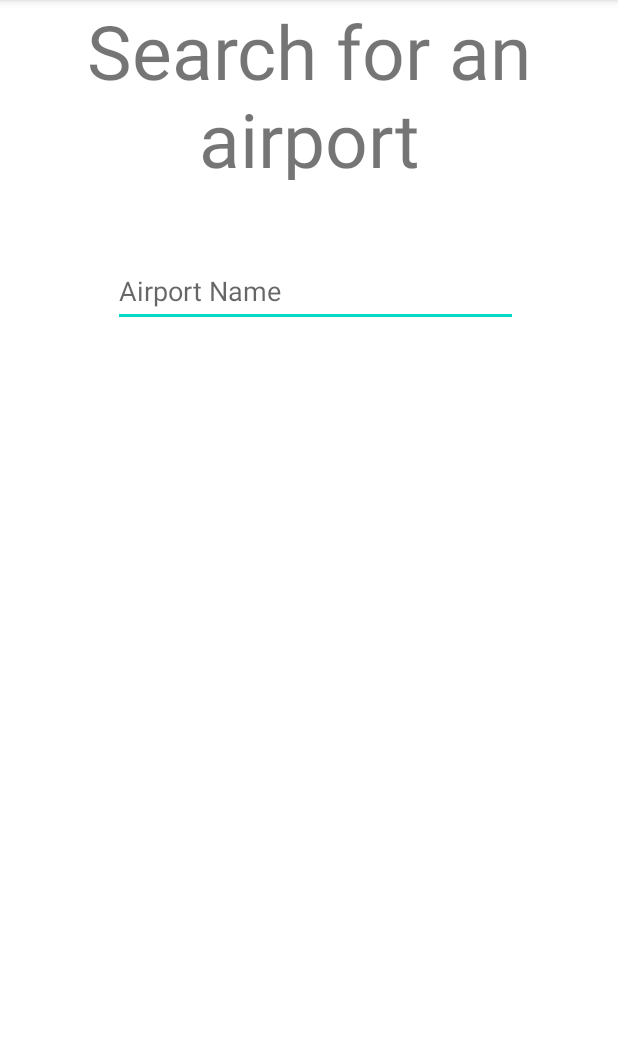
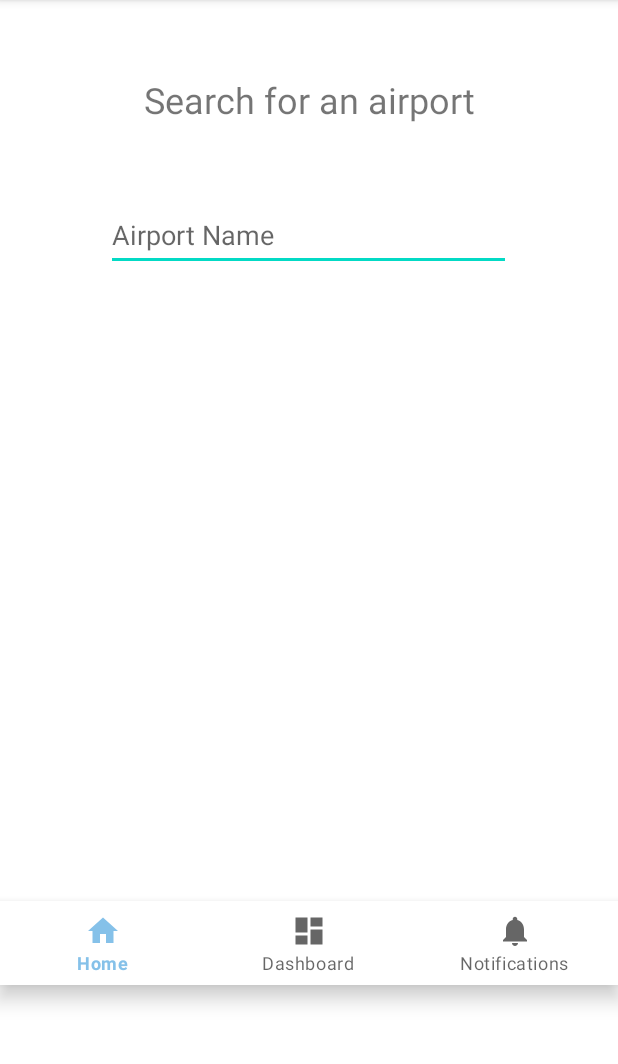
Before and after one commit to pjy990625/COMP3717_Project, an Android app: the SearchActivity screen opened directly, with no data from a screen before it, on a phone screen of 412 x 824 dp, the part 84-1148 px from its top. Run offline under Robolectric (Android 15) with nearby library versions, the phone set to English and light mode, and no system bars; libraries missing offline, so code that uses them is left out: com.amadeus, com.amadeus.exceptions, com.amadeus.resources; 1 statement that could not run was skipped.

Commit message:
added a bottom navbar

```diff
--- a/app/src/main/java/org/techtown/comp3717_project/CompareActivity.java
+++ b/app/src/main/java/org/techtown/comp3717_project/CompareActivity.java
@@ -6,8 +6,8 @@ import androidx.appcompat.app.AppCompatActivity;
 import androidx.fragment.app.FragmentManager;
 import androidx.fragment.app.FragmentTransaction;
 
-import org.techtown.comp3717_project.ui.EnterTicketFragment;
-import org.techtown.comp3717_project.ui.ViewTicketFragment;
+import org.techtown.comp3717_project.ui.compare.EnterTicketFragment;
+import org.techtown.comp3717_project.ui.compare.ViewTicketFragment;
 
 public class CompareActivity extends AppCompatActivity {
 
--- a/app/src/main/java/org/techtown/comp3717_project/ServiceActivity.java
+++ b/app/src/main/java/org/techtown/comp3717_project/ServiceActivity.java
@@ -2,13 +2,10 @@ package org.techtown.comp3717_project;
 
 import androidx.annotation.NonNull;
 import androidx.appcompat.app.AppCompatActivity;
-import androidx.fragment.app.FragmentManager;
-import androidx.fragment.app.FragmentTransaction;
 
 import android.os.Bundle;
 
 import org.techtown.comp3717_project.databinding.ActivityServiceBinding;
-import org.techtown.comp3717_project.ui.search.search;
 
 public class ServiceActivity extends AppCompatActivity {
 
--- a/app/src/main/res/layout/activity_history.xml
+++ b/app/src/main/res/layout/activity_history.xml
@@ -3,7 +3,6 @@
     android:layout_width="match_parent"
     android:layout_height="match_parent"
     xmlns:app="http://schemas.android.com/apk/res-auto">
-
 
     <TextView
         android:id="@+id/your_history"
--- a/app/src/main/res/layout/activity_search.xml
+++ b/app/src/main/res/layout/activity_search.xml
@@ -4,23 +4,24 @@
     android:layout_width="match_parent"
     android:layout_height="match_parent"
     android:orientation="vertical"
-    tools:context=".ui.search.search">
+    tools:context=".ui.search.SearchFragment"
+    xmlns:app="http://schemas.android.com/apk/res-auto">
 
-    <!-- TODO: Replace ListView with RecyclerView-->
-    <TextView
+<TextView
         android:id="@+id/textViewSearch"
         android:layout_width="match_parent"
-        android:layout_height="120dp"
+        android:layout_height="wrap_content"
+        android:layout_marginTop="50dp"
         android:layout_marginBottom="50dp"
         android:textAlignment="center"
-        android:textSize="50sp"
+        android:textSize="24sp"
         android:text="@string/select" />
 
     <EditText
         android:id="@+id/editTextAirportName"
         android:layout_width="270dp"
         android:layout_height="48dp"
-        android:layout_marginStart="75dp"
+        android:layout_gravity="center_horizontal"
         android:ems="10"
         android:hint="@string/hint"
         android:inputType="textPersonName"
@@ -30,6 +31,15 @@
         android:id="@+id/airportList"
         android:layout_width="270dp"
         android:layout_height="400dp"
-        android:layout_marginStart="75dp" />
+        android:layout_marginBottom="20dp"
+        android:layout_gravity="center_horizontal"/>
+
+    <com.google.android.material.bottomnavigation.BottomNavigationView
+        android:id="@+id/nav_view"
+        android:layout_width="wrap_content"
+        android:layout_height="wrap_content"
+        android:background="?android:attr/windowBackground"
+        android:layout_alignParentBottom="true"
+        app:menu="@menu/bottom_nav_menu" />
 
 </LinearLayout>
--- a/app/src/main/res/layout/activity_service.xml
+++ b/app/src/main/res/layout/activity_service.xml
@@ -18,7 +18,6 @@
         app:layout_constraintRight_toRightOf="parent"
         app:menu="@menu/bottom_nav_menu" />
 
-
     <androidx.fragment.app.FragmentContainerView
         android:id="@+id/nav_host_fragment_activity_service"
         android:layout_width="match_parent"
--- a/app/src/main/res/layout/fragment_enter_ticket.xml
+++ b/app/src/main/res/layout/fragment_enter_ticket.xml
@@ -3,7 +3,7 @@
     xmlns:tools="http://schemas.android.com/tools"
     android:layout_width="match_parent"
     android:layout_height="match_parent"
-    tools:context=".ui.EnterTicketFragment">
+    tools:context=".ui.compare.EnterTicketFragment">
 
     <TextView
         android:id="@+id/enteTicketTitle"
--- a/app/src/main/res/layout/fragment_search.xml
+++ b/app/src/main/res/layout/fragment_search.xml
@@ -4,13 +4,12 @@
     android:layout_width="match_parent"
     android:layout_height="match_parent"
     android:orientation="vertical"
-    tools:context=".ui.search.search">
+    tools:context=".ui.search.SearchFragment">
 
-    <!-- TODO: Replace ListView with RecyclerView-->
     <TextView
         android:id="@+id/textViewSearch"
         android:layout_width="match_parent"
-        android:layout_height="120dp"
+        android:layout_height="wrap_content"
         android:layout_marginBottom="50dp"
         android:textAlignment="center"
         android:textSize="30sp"
--- a/app/src/main/res/layout/fragment_view_ticket.xml
+++ b/app/src/main/res/layout/fragment_view_ticket.xml
@@ -5,7 +5,7 @@
     android:layout_height="match_parent"
     android:orientation="vertical"
     android:gravity="center_horizontal"
-    tools:context=".ui.ViewTicketFragment">
+    tools:context=".ui.compare.ViewTicketFragment">
 
         <TextView
             android:layout_width="wrap_content"
```
Also changed, not shown: app/src/main/java/org/techtown/comp3717_project/MainActivity.java (+0 -9 lines), app/src/main/java/org/techtown/comp3717_project/ui/compare/EnterTicketFragment.java (added, +88 -0 lines), app/src/main/java/org/techtown/comp3717_project/ui/compare/ViewTicketFragment.java (renamed from app/src/main/java/org/techtown/comp3717_project/ui/EnterTicketFragment.java, +11 -32 lines), app/src/main/java/org/techtown/comp3717_project/ui/search/SearchFragment.java (renamed from app/src/main/java/org/techtown/comp3717_project/ui/ViewTicketFragment.java, +28 -12 lines), app/src/main/java/org/techtown/comp3717_project/ui/search/search.java (deleted, +0 -83 lines), app/src/main/res/layout/activity_compare.xml (+5 -12 lines), app/src/main/res/layout/activity_info.xml (+13 -2 lines).
